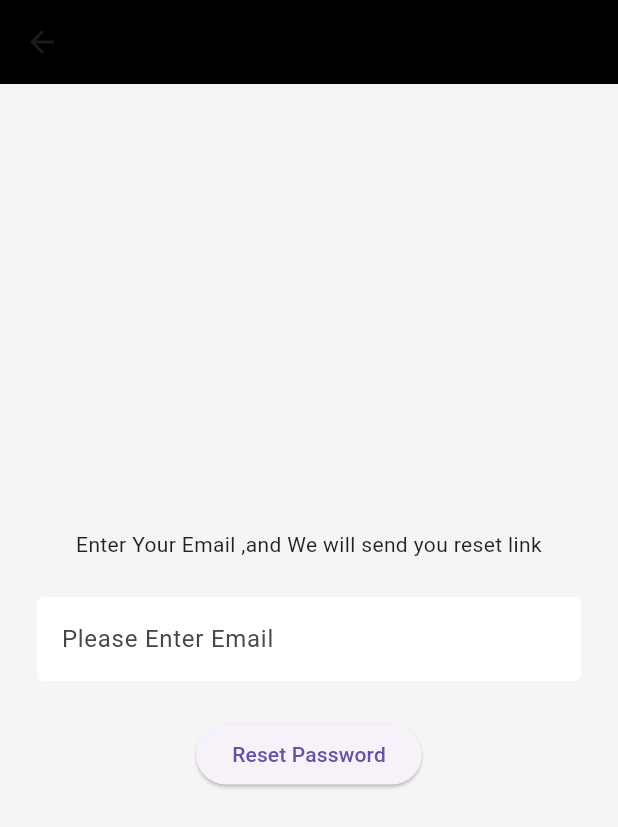
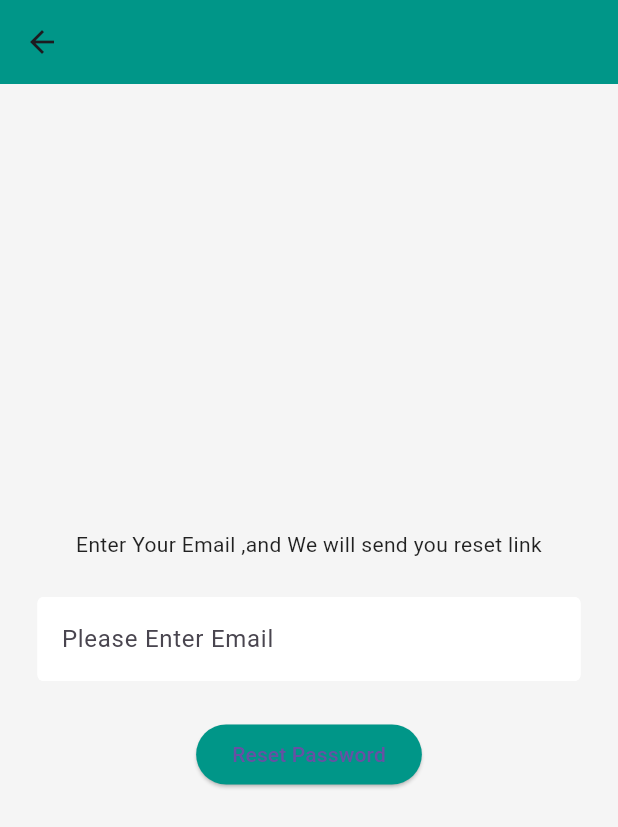
Before and after one commit to AmanNahedh/EZ_orgnize, a Flutter app: the Forget_pass screen opened directly, on a phone screen of 412 x 824 dp. Shown: the top 827 px of the screen. Run offline on Flutter 3.47's test engine with Material 3 defaults, Android fonts, the phone set to English and light mode, and no system bars; our stand-ins replace cloud_firestore, firebase_auth, firebase_core, firebase_storage, flutter_rating_bar, google_fonts and 2 more; missing offline and left inert: country_list_pick, onesignal_flutter; accounts and stored records are empty; statements that could not run were skipped.

Commit message:
notification 2

```diff
--- a/lib/screans/Forget_pass.dart
+++ b/lib/screans/Forget_pass.dart
@@ -48,7 +48,7 @@ class _Forget_passState extends State<Forget_pass> {
   Widget build(BuildContext context) {
     return Scaffold(
       appBar: AppBar(
-        backgroundColor:Colors.black,
+        backgroundColor:Colors.teal,
         elevation: 0,
 
       ),
@@ -79,6 +79,7 @@ class _Forget_passState extends State<Forget_pass> {
           //  onPressed: Forget_pass,
           //),
           ElevatedButton(
+            style: ElevatedButton.styleFrom(backgroundColor: Colors.teal),
             onPressed: PasswordReset,
             child: const Text('Reset Password'),
           ),
```
